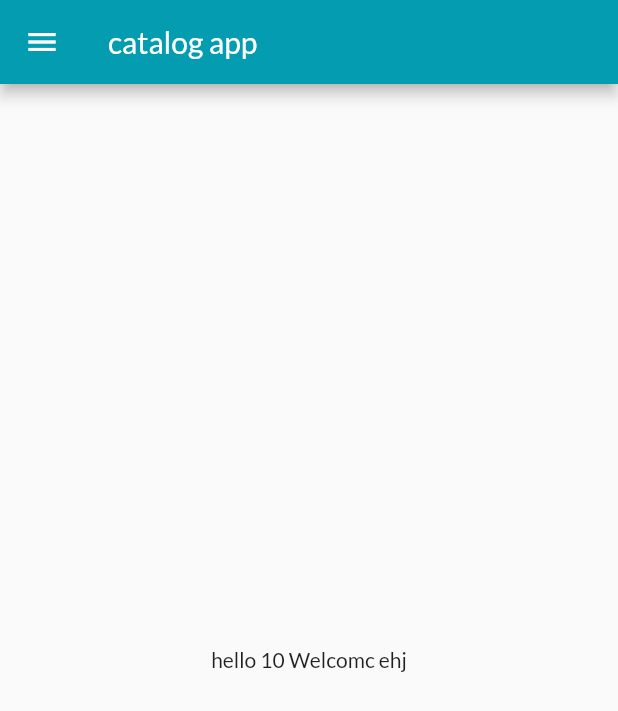
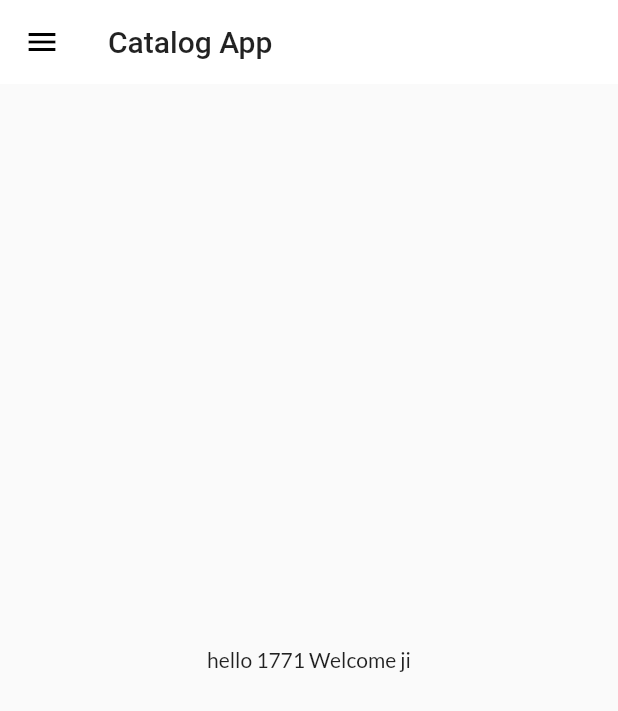
Before and after one commit to ayush-7607v/30DaysofFlutter, a Flutter app: the screen it shows after launch, on a phone screen of 412 x 824 dp. Shown: the top 711 px of the screen. Run offline on Flutter 3.47's test engine with Material 2 defaults, Android fonts, the phone set to English and light mode, and no system bars; our stand-ins replace google_fonts.

Commit message:
finally done ahh

```diff
--- a/lib/main.dart
+++ b/lib/main.dart
@@ -2,6 +2,7 @@
 import 'package:flutter_application_1_vs/Utils/Routes.dart';
 import 'package:flutter_application_1_vs/screens/home_page.dart';
 import 'package:flutter_application_1_vs/screens/login_page.dart';
+import 'package:flutter_application_1_vs/widgets/themes.dart';
 import 'package:google_fonts/google_fonts.dart';
 
 void main() {
@@ -27,20 +28,18 @@
         themeMode: ThemeMode.light,
         // here if light given then goes to below else dark choose goes to darktheme :
 
-        theme: ThemeData(
-          primarySwatch: Colors.pink,
-          fontFamily: GoogleFonts.lato().fontFamily,
-        ),
+        theme: Mytheme.lightTheme(context),
+        darkTheme: Mytheme.darkTheme(context),
         debugShowCheckedModeBanner: false,
         // help remove debug banner from app
 
         // ,primaryTextTheme: GoogleFonts.latoTextTheme() not work
         // primary swatch set of colors which chang whole theme wrt color chosse smartly
 
-        darkTheme: ThemeData(
-          brightness: Brightness.dark,
-          // these are specification of dark theme
-        ),
+        // darkTheme: ThemeData(
+        //   brightness: Brightness.dark,
+        //   // these are specification of dark theme
+        // ),
         initialRoute: MyRouteshere.homeroute,
         routes: {
           "/": (context) => const loginpage(),
--- a/lib/screens/home_page.dart
+++ b/lib/screens/home_page.dart
@@ -6,16 +6,15 @@
 
   @override
   Widget build(BuildContext context) {
-    int day = 10;
+    int day = 1771;
 
     return Scaffold(
       appBar: AppBar(
-        title: Text("catalog app"),
-        backgroundColor: Color.fromARGB(255, 3, 156, 176),
+        title: Text("Catalog App"),
       ),
 
       body: Center(
-        child: Container(child: Text("hello $day Welcomc ehj")),
+        child: Container(child: Text("hello $day Welcome ji")),
       ),
       // body: Center(
       //   child: Container(
--- /dev/null
+++ b/lib/widgets/themes.dart
@@ -0,0 +1,27 @@
+import 'package:flutter/material.dart';
+import 'package:google_fonts/google_fonts.dart';
+
+class Mytheme {
+  static ThemeData lightTheme(BuildContext context) => (ThemeData(
+        primarySwatch: Colors.amber,
+        fontFamily: GoogleFonts.lato().fontFamily,
+        appBarTheme: AppBarTheme(
+          color: Colors.white,
+          elevation: 0.0,
+          iconTheme: IconThemeData(color: Colors.black),
+          textTheme: Theme.of(context).textTheme,
+          // titleTextStyle : TextStyle(color: Colors.black),
+        ),
+      ));
+
+  static ThemeData darkTheme(BuildContext context) => (ThemeData(
+        primarySwatch: Colors.amber,
+        fontFamily: GoogleFonts.lato().fontFamily,
+        appBarTheme: AppBarTheme(
+          color: Colors.white,
+          elevation: 0.0,
+          iconTheme: IconThemeData(color: Colors.black),
+          textTheme: Theme.of(context).textTheme,
+        ),
+      ));
+}
```
Also changed, not shown: lib/models/catalog.dart (added, +21 -0 lines).
